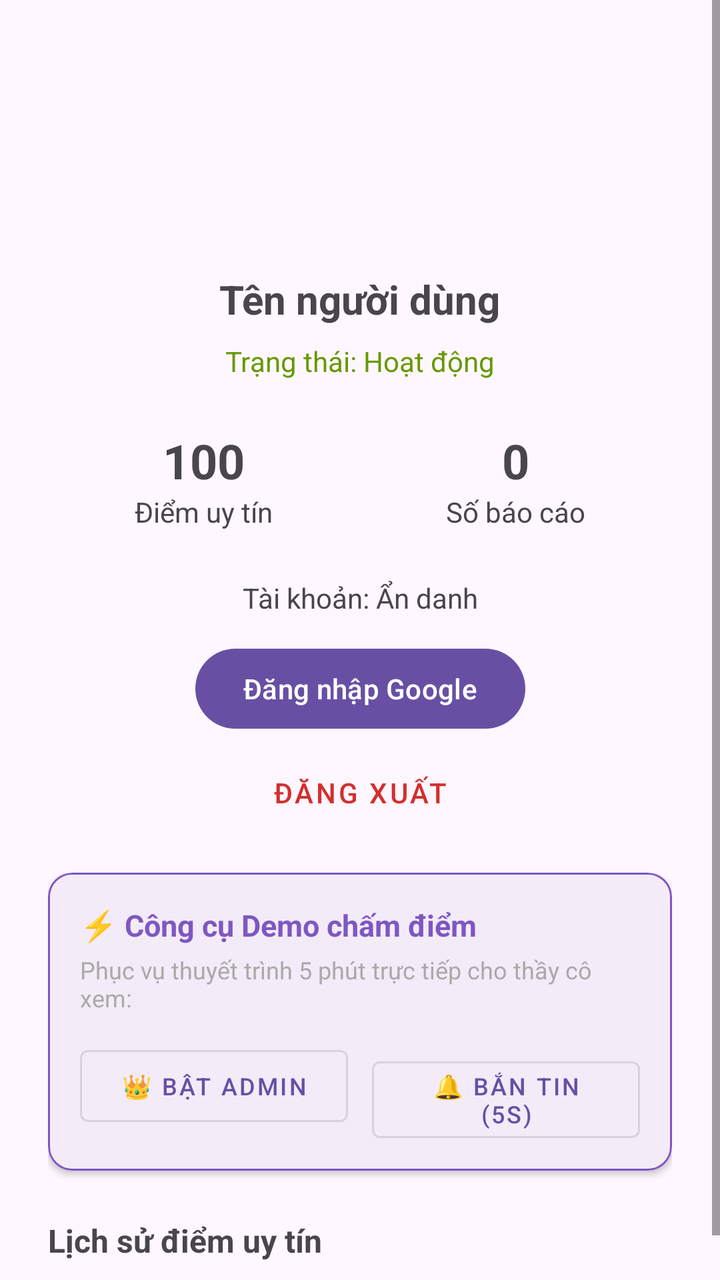
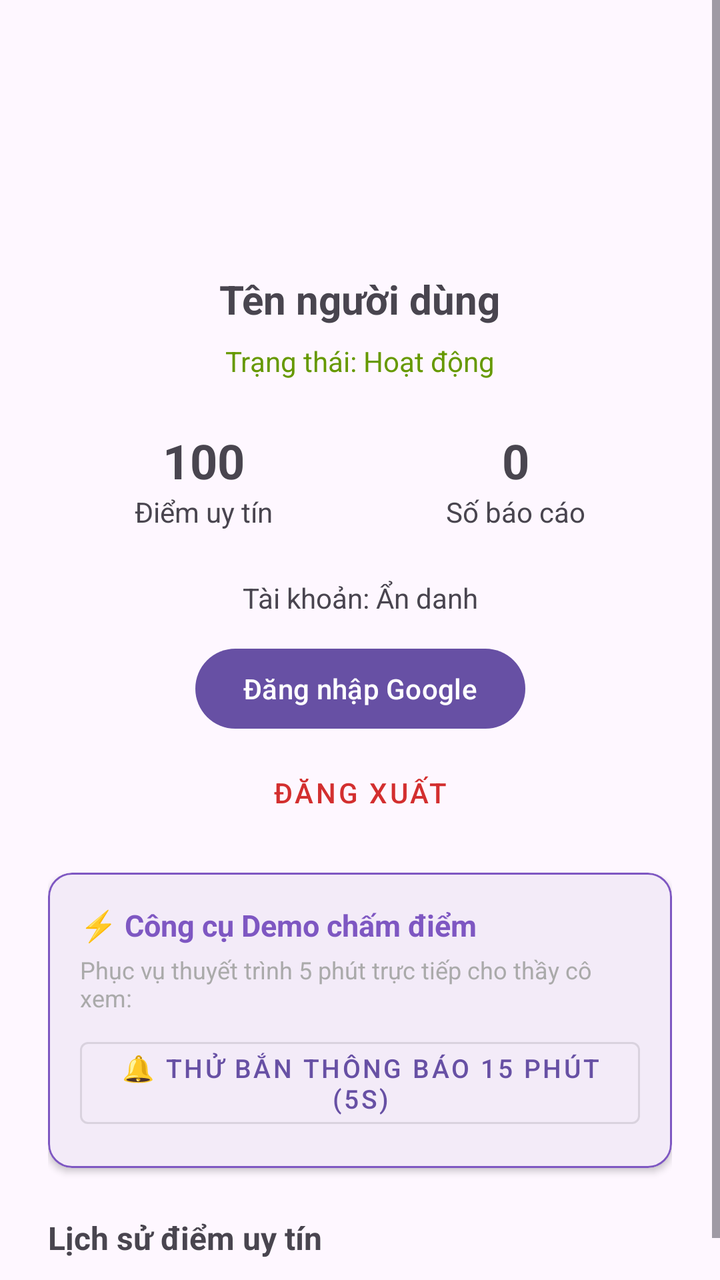

Compare the two renders of this Android layout. The source of the first and the diff that turns it into the second are given below.
<!-- AndroidManifest.xml: application theme Theme.WWarning -->
<!-- res/layout/fragment_profile.xml -->
<?xml version="1.0" encoding="utf-8"?>
<ScrollView xmlns:android="http://schemas.android.com/apk/res/android"
    xmlns:app="http://schemas.android.com/apk/res-auto"
    android:layout_width="match_parent"
    android:layout_height="match_parent"
    android:fillViewport="true">

    <androidx.constraintlayout.widget.ConstraintLayout
        android:layout_width="match_parent"
        android:layout_height="wrap_content"
        android:padding="24dp">

        <ImageView
            android:id="@+id/ivAvatar"
            android:layout_width="96dp"
            android:layout_height="96dp"
            android:contentDescription="Avatar người dùng"
            android:src="@android:drawable/sym_def_app_icon"
            app:layout_constraintEnd_toEndOf="parent"
            app:layout_constraintStart_toStartOf="parent"
            app:layout_constraintTop_toTopOf="parent" />

        <TextView
            android:id="@+id/tvUserName"
            android:layout_width="wrap_content"
            android:layout_height="wrap_content"
            android:layout_marginTop="16dp"
            android:text="Tên người dùng"
            android:textSize="20sp"
            android:textStyle="bold"
            app:layout_constraintEnd_toEndOf="parent"
            app:layout_constraintStart_toStartOf="parent"
            app:layout_constraintTop_toBottomOf="@id/ivAvatar" />

        <TextView
            android:id="@+id/tvBannedStatus"
            android:layout_width="wrap_content"
            android:layout_height="wrap_content"
            android:layout_marginTop="8dp"
            android:text="Trạng thái: Hoạt động"
            android:textColor="@android:color/holo_green_dark"
            android:textSize="14sp"
            app:layout_constraintEnd_toEndOf="parent"
            app:layout_constraintStart_toStartOf="parent"
            app:layout_constraintTop_toBottomOf="@id/tvUserName" />

        <LinearLayout
            android:id="@+id/llStats"
            android:layout_width="0dp"
            android:layout_height="wrap_content"
            android:layout_marginTop="24dp"
            android:orientation="horizontal"
            android:baselineAligned="false"
            app:layout_constraintEnd_toEndOf="parent"
            app:layout_constraintStart_toStartOf="parent"
            app:layout_constraintTop_toBottomOf="@id/tvBannedStatus">

            <LinearLayout
                android:layout_width="0dp"
                android:layout_height="wrap_content"
                android:layout_weight="1"
                android:gravity="center"
                android:orientation="vertical">

                <TextView
                    android:id="@+id/tvReputationScore"
                    android:layout_width="wrap_content"
                    android:layout_height="wrap_content"
                    android:text="100"
                    android:textSize="24sp"
                    android:textStyle="bold" />

                <TextView
                    android:layout_width="wrap_content"
                    android:layout_height="wrap_content"
                    android:text="Điểm uy tín"
                    android:textSize="14sp" />
            </LinearLayout>

            <LinearLayout
                android:layout_width="0dp"
                android:layout_height="wrap_content"
                android:layout_weight="1"
                android:gravity="center"
                android:orientation="vertical">

                <TextView
                    android:id="@+id/tvContributionsCount"
                    android:layout_width="wrap_content"
                    android:layout_height="wrap_content"
                    android:text="0"
                    android:textSize="24sp"
                    android:textStyle="bold" />

                <TextView
                    android:layout_width="wrap_content"
                    android:layout_height="wrap_content"
                    android:text="Số báo cáo"
                    android:textSize="14sp" />
            </LinearLayout>
        </LinearLayout>


        <TextView
            android:id="@+id/tvAuthProvider"
            android:layout_width="wrap_content"
            android:layout_height="wrap_content"
            android:layout_marginTop="24dp"
            android:text="Tài khoản: Ẩn danh"
            android:textSize="14sp"
            app:layout_constraintEnd_toEndOf="parent"
            app:layout_constraintStart_toStartOf="parent"
            app:layout_constraintTop_toBottomOf="@id/llStats" />

        <com.google.android.material.button.MaterialButton
            android:id="@+id/btnGoogleSignIn"
            android:layout_width="wrap_content"
            android:layout_height="wrap_content"
            android:layout_marginTop="12dp"
            android:text="Đăng nhập Google"
            app:layout_constraintEnd_toEndOf="parent"
            app:layout_constraintStart_toStartOf="parent"
            app:layout_constraintTop_toBottomOf="@id/tvAuthProvider" />

        <com.google.android.material.button.MaterialButton
            android:id="@+id/btnSignOut"
            style="@style/Widget.MaterialComponents.Button.TextButton"
            android:layout_width="wrap_content"
            android:layout_height="wrap_content"
            android:layout_marginTop="4dp"
            android:text="Đăng xuất"
            android:textColor="#D32F2F"
            app:layout_constraintEnd_toEndOf="parent"
            app:layout_constraintStart_toStartOf="parent"
            app:layout_constraintTop_toBottomOf="@id/btnGoogleSignIn" />

        <com.google.android.material.card.MaterialCardView
            android:id="@+id/cardDemoTools"
            android:layout_width="0dp"
            android:layout_height="wrap_content"
            android:layout_marginTop="16dp"
            app:cardCornerRadius="12dp"
            app:cardElevation="2dp"
            app:strokeColor="#7E57C2"
            app:strokeWidth="1dp"
            app:layout_constraintEnd_toEndOf="parent"
            app:layout_constraintStart_toStartOf="parent"
            app:layout_constraintTop_toBottomOf="@id/btnSignOut">

            <LinearLayout
                android:layout_width="match_parent"
                android:layout_height="wrap_content"
                android:orientation="vertical"
                android:padding="16dp">

                <TextView
                    android:layout_width="wrap_content"
                    android:layout_height="wrap_content"
                    android:text="⚡ Công cụ Demo chấm điểm"
                    android:textColor="#7E57C2"
                    android:textSize="15sp"
                    android:textStyle="bold" />

                <TextView
                    android:layout_width="wrap_content"
                    android:layout_height="wrap_content"
                    android:layout_marginTop="4dp"
                    android:text="Phục vụ thuyết trình 5 phút trực tiếp cho thầy cô xem:"
                    android:textColor="@android:color/darker_gray"
                    android:textSize="12sp" />

                <LinearLayout
                    android:layout_width="match_parent"
                    android:layout_height="wrap_content"
                    android:layout_marginTop="12dp"
                    android:orientation="horizontal">

                    <com.google.android.material.button.MaterialButton
                        android:id="@+id/btnToggleAdmin"
                        style="@style/Widget.MaterialComponents.Button.OutlinedButton"
                        android:layout_width="0dp"
                        android:layout_height="wrap_content"
                        android:layout_marginEnd="6dp"
                        android:layout_weight="1"
                        android:text="👑 Bật Admin"
                        android:textSize="12sp" />

                    <com.google.android.material.button.MaterialButton
                        android:id="@+id/btnTestNotification"
                        style="@style/Widget.MaterialComponents.Button.OutlinedButton"
                        android:layout_width="0dp"
                        android:layout_height="wrap_content"
                        android:layout_marginStart="6dp"
                        android:layout_weight="1"
                        android:text="🔔 Bắn tin (5s)"
                        android:textSize="12sp" />
                </LinearLayout>
            </LinearLayout>
        </com.google.android.material.card.MaterialCardView>

        <androidx.constraintlayout.widget.Barrier
            android:id="@+id/barrierHeader"
            android:layout_width="wrap_content"
            android:layout_height="wrap_content"
            app:barrierDirection="bottom"
            app:constraint_referenced_ids="ivAvatar,llStats,tvAuthProvider,btnGoogleSignIn,btnSignOut,cardDemoTools" />

        <TextView
            android:id="@+id/tvHistoryTitle"
            android:layout_width="0dp"
            android:layout_height="wrap_content"
            android:layout_marginTop="24dp"
            android:text="Lịch sử điểm uy tín"
            android:textSize="16sp"
            android:textStyle="bold"
            app:layout_constraintEnd_toEndOf="parent"
            app:layout_constraintStart_toStartOf="parent"
            app:layout_constraintTop_toBottomOf="@id/barrierHeader" />

        <LinearLayout
            android:id="@+id/llReputationHistory"
            android:layout_width="0dp"
            android:layout_height="wrap_content"
            android:layout_marginTop="8dp"
            android:orientation="vertical"
            app:layout_constraintEnd_toEndOf="parent"
            app:layout_constraintStart_toStartOf="parent"
            app:layout_constraintTop_toBottomOf="@id/tvHistoryTitle" />

    </androidx.constraintlayout.widget.ConstraintLayout>
</ScrollView>
<!-- resources referenced by this layout -->
<resources>
  <style name="Theme.WWarning" parent="Base.Theme.WWarning" />
  <style name="Base.Theme.WWarning" parent="Theme.Material3.DayNight.NoActionBar">
          
          
      </style>
</resources>

<!-- the commit's change to res/layout/fragment_profile.xml (unified diff, before → after) -->
@@ -169,32 +169,14 @@
                     android:textColor="@android:color/darker_gray"
                     android:textSize="12sp" />
 
-                <LinearLayout
+                <com.google.android.material.button.MaterialButton
+                    android:id="@+id/btnTestNotification"
+                    style="@style/Widget.MaterialComponents.Button.OutlinedButton"
                     android:layout_width="match_parent"
                     android:layout_height="wrap_content"
-                    android:layout_marginTop="12dp"
-                    android:orientation="horizontal">
-
-                    <com.google.android.material.button.MaterialButton
-                        android:id="@+id/btnToggleAdmin"
-                        style="@style/Widget.MaterialComponents.Button.OutlinedButton"
-                        android:layout_width="0dp"
-                        android:layout_height="wrap_content"
-                        android:layout_marginEnd="6dp"
-                        android:layout_weight="1"
-                        android:text="👑 Bật Admin"
-                        android:textSize="12sp" />
-
-                    <com.google.android.material.button.MaterialButton
-                        android:id="@+id/btnTestNotification"
-                        style="@style/Widget.MaterialComponents.Button.OutlinedButton"
-                        android:layout_width="0dp"
-                        android:layout_height="wrap_content"
-                        android:layout_marginStart="6dp"
-                        android:layout_weight="1"
-                        android:text="🔔 Bắn tin (5s)"
-                        android:textSize="12sp" />
-                </LinearLayout>
+                    android:layout_marginTop="8dp"
+                    android:text="🔔 Thử bắn thông báo 15 phút (5s)"
+                    android:textSize="13sp" />
             </LinearLayout>
         </com.google.android.material.card.MaterialCardView>
 
